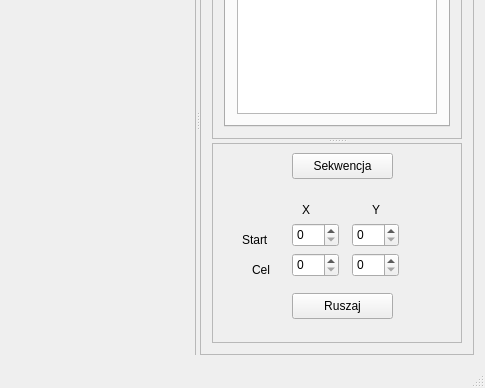
This is mainwindow.ui in TheKrystek/ChessCam as Qt 5 draws it before an edit; both pictures show x 215 to 700 and y 162 to 550 of the 700 by 550 pixel window. The edited form follows.
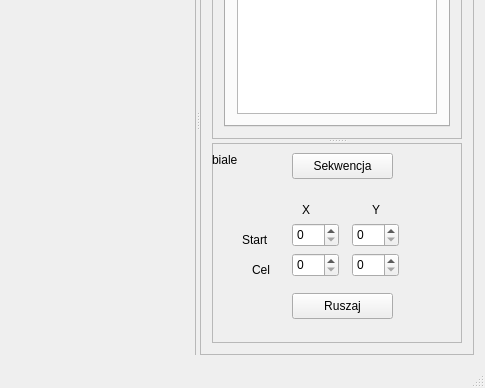
This is the edited form. Custom widgets are drawn as their Qt base class.

```diff
--- a/mainwindow.ui
+++ b/mainwindow.ui
@@ -272,6 +272,19 @@
              <string>Sekwencja</string>
             </property>
            </widget>
+           <widget class="QLabel" name="ruch">
+            <property name="geometry">
+             <rect>
+              <x>0</x>
+              <y>10</y>
+              <width>57</width>
+              <height>14</height>
+             </rect>
+            </property>
+            <property name="text">
+             <string>biale</string>
+            </property>
+           </widget>
           </widget>
          </widget>
         </item>
```
